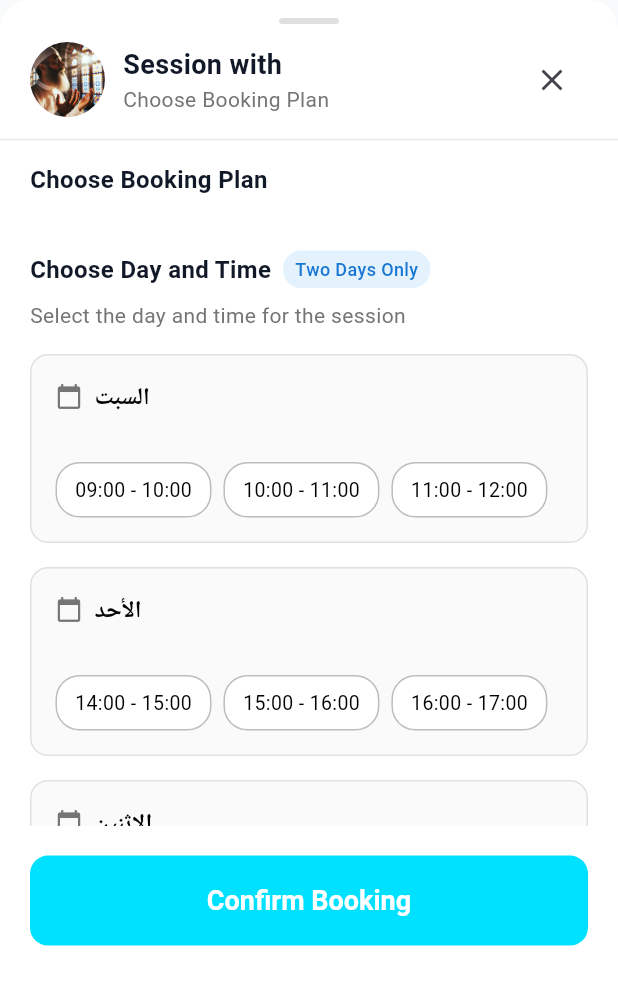
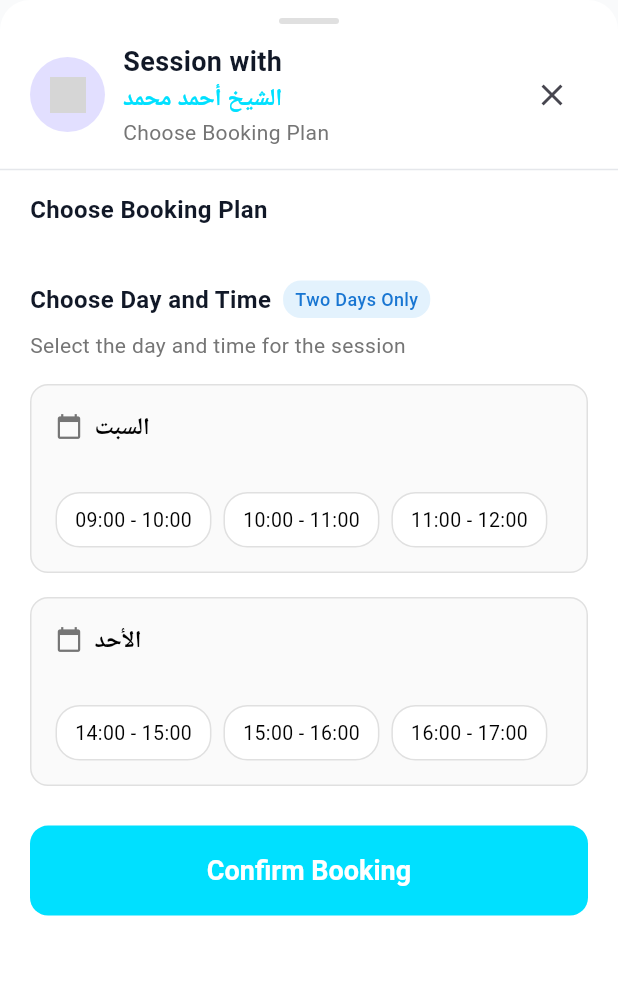
Before and after one commit to AhmedMohammedSaad/al-mohafez_studint, a Flutter app: the BookingBottomSheet widget shown alone on an empty page, opened directly with sample values from the repository, on a phone screen of 412 x 824 dp. Shown: the top 985 px of the screen. Run offline on Flutter 3.47's test engine with Material 3 defaults, Android fonts, the phone set to English and light mode, and no system bars; our stand-ins replace audioplayers, cached_network_image, chewie, dio, easy_localization, equatable and 18 more; missing offline and left inert: flutter_sound, syncfusion_flutter_pdfviewer; accounts and stored records are empty; network calls fail; grey boxes are pictures that could not be loaded.

Commit message:
feat: Implement teacher booking, payment, and session rating features with internationalization.

```diff
--- a/assets/translations/ar.json
+++ b/assets/translations/ar.json
@@ -625,5 +625,7 @@
   "whatsapp_value": "+201080941234",
   "no_top_students": "لا يوجد طلاب متفوقون حالياً",
   "retry": "إعادة المحاولة",
-  "no_competitions": "لا توجد مسابقات حالياً"
+  "no_competitions": "لا توجد مسابقات حالياً",
+  "payment_private_plan": "خطة خاصة",
+  "payment_group_plan": "خطة جماعية"
 }
--- a/assets/translations/en.json
+++ b/assets/translations/en.json
@@ -761,6 +761,7 @@
   "user_not_found": "User not found",
   "user_not_activated": "User not activated",
   "user_activated": "User activated",
+  "teachers_available": "Teachers available",
   "user_activated_message": "Your account has been activated successfully.",
   "user_activated_action": "Go to Login",
   "user_activated_error": "Error activating user",
@@ -783,5 +784,7 @@
   "whatsapp_value": "+201080941234",
   "no_top_students": "No top students available",
   "retry": "Retry",
-  "no_competitions": "No competitions available"
+  "no_competitions": "No competitions available",
+  "payment_private_plan": "Private Plan",
+  "payment_group_plan": "Group Plan"
 }
--- a/lib/almohafez/features/teachers/data/models/booking_request_model.dart
+++ b/lib/almohafez/features/teachers/data/models/booking_request_model.dart
@@ -23,9 +23,9 @@
       'student_id': studentId,
       'selected_date': selectedDate.toIso8601String().split('T')[0],
       'selected_time_slot': selectedTimeSlot,
-      'student_name': studentName,
+      // 'student_name': studentName, // Column missing in DB
       'session_price': sessionPrice,
-      'notes': notes ?? '',
+      // 'notes': notes ?? '', // Column missing in DB
       'status': 'pending',
     };
   }
--- a/lib/almohafez/features/teachers/data/repos/bookings_repo.dart
+++ b/lib/almohafez/features/teachers/data/repos/bookings_repo.dart
@@ -15,6 +15,7 @@
 
       return response['id'] as String;
     } catch (e) {
+      print(e);
       throw Exception('Failed to create booking: $e');
     }
   }
--- a/lib/almohafez/features/teachers/presentation/widgets/booking_bottom_sheet.dart
+++ b/lib/almohafez/features/teachers/presentation/widgets/booking_bottom_sheet.dart
@@ -73,7 +73,27 @@
               children: [
                 CircleAvatar(
                   radius: 25,
-                  backgroundImage: AssetImage(widget.tutor.profilePictureUrl),
+                  child: ClipOval(
+                    child: widget.tutor.profilePictureUrl.isNotEmpty
+                        ? Image.network(
+                            widget.tutor.profilePictureUrl,
+                            fit: BoxFit.cover,
+                            width: 50,
+                            height: 50,
+                            errorBuilder: (context, error, stackTrace) =>
+                                Image.asset(
+                                  'assets/images/placeholder.png', // Ensure this asset exists or use a generic icon fallback
+                                  fit: BoxFit.cover,
+                                  width: 50,
+                                  height: 50,
+                                  errorBuilder: (_, __, ___) => const Icon(
+                                    Icons.person,
+                                    color: Colors.grey,
+                                  ),
+                                ),
+                          )
+                        : const Icon(Icons.person, color: Colors.grey),
+                  ),
                 ),
                 const SizedBox(width: 12),
                 Expanded(
@@ -87,6 +107,15 @@
                         style: const TextStyle(
                           fontSize: 18,
                           fontWeight: FontWeight.bold,
+                        ),
+                      ),
+                      // Explicit name display
+                      Text(
+                        widget.tutor.fullName,
+                        style: const TextStyle(
+                          fontSize: 16,
+                          fontWeight: FontWeight.w600,
+                          color: Color(0xFF00E0FF),
                         ),
                       ),
                       Text(
@@ -191,24 +220,6 @@
                   _buildWeeklySchedule(),
 
                   const SizedBox(height: 24),
-
-                  // Notes
-                  // Text(
-                  // 'booking_notes_title'.tr(),
-                  // style: const TextStyle(fontSize: 16, fontWeight: FontWeight.w600),
-                  // ),
-                  // const SizedBox(height: 8),
-                  // TextFormField(
-                  // controller: _notesController,
-                  // maxLines: 3,
-                  // decoration: InputDecoration(
-                  // hintText: 'booking_notes_hint'.tr(),
-                  // border: OutlineInputBorder(
-                  // borderRadius: BorderRadius.circular(12),
-                  // ),
-                  // prefixIcon: const Icon(Icons.note_add),
-                  // ),
-                  // ),
                   const SizedBox(height: 30),
                 ],
               ),
@@ -242,7 +253,7 @@
               ),
             ),
           ),
-          50.height,
+          70.height,
         ],
       ),
     );
@@ -265,9 +276,11 @@
           // Set default plan if none selected
           if (_selectedPlan == null && plans.isNotEmpty) {
             WidgetsBinding.instance.addPostFrameCallback((_) {
-              setState(() {
-                _selectedPlan = plans.first;
-              });
+              if (mounted) {
+                setState(() {
+                  _selectedPlan = plans.first;
+                });
+              }
             });
           }
 
@@ -581,8 +594,9 @@
                         color: isSlotSelected
                             ? const Color(0xFF00E0FF)
                             : canSelectSlot
-                            ? Colors.grey[400]!
-                            : Colors.grey[300]!,
+                            ? Colors.grey[300]! // Lighter grey for available
+                            : Colors
+                                  .red[100]!, // Should actually disable interaction if not selectable, but here it's about day limit
                       ),
                     ),
                     child: Text(
@@ -615,9 +629,6 @@
     });
 
     try {
-      // Simulate backend call
-      // await Future.delayed(const Duration(milliseconds: 500)); // Removed for actual booking fetch
-
       // Fetch existing bookings for this teacher
       final bookingsRepo = BookingsRepo();
       final existingBookings = await bookingsRepo.getTeacherBookings(
@@ -667,66 +678,22 @@
         if (normalizedDay != null && daysMap.containsKey(normalizedDay)) {
           final hourlySlots = _generateHourlySlots(slot.start, slot.end);
 
-          // Filter out booked slots
+          // Get the actual date for this instance of the day (e.g., Today or Next Monday)
           final dateForDay = getNextDateForDay(normalizedDay);
-          print(
-            'Checking slots for day: $normalizedDay ($dateForDay)',
-          ); // DEBUG
 
           final availableSlots = hourlySlots.where((timeSlot) {
-            // timeSlot is "10:00 - 11:00"
-            // Parse start time of the slot
-            final parts = timeSlot.split(' - ');
-            final startPart = parts[0].trim();
-
-            int slotStartHour;
-            int slotStartMinute = 0;
-
-            if (startPart.contains(':')) {
-              final timeParts = startPart.split(':');
-              slotStartHour = int.parse(timeParts[0]);
-              slotStartMinute = int.parse(timeParts[1]);
-            } else {
-              slotStartHour = int.parse(startPart);
-            }
-
-            final slotDateTime = DateTime(
-              dateForDay.year,
-              dateForDay.month,
-              dateForDay.day,
-              slotStartHour,
-              slotStartMinute,
+            // timeSlot is format "HH:mm - HH:mm"
+            // Check if this specific slot is blocked by any existing booking
+            final isBlocked = _isSlotBlocked(
+              dateForDay,
+              timeSlot,
+              existingBookings,
             );
-
-            for (var booking in existingBookings) {
-              final bookingDate = booking.selectedDate;
-
-              final isSameDate =
-                  bookingDate.year == slotDateTime.year &&
-                  bookingDate.month == slotDateTime.month &&
-                  bookingDate.day == slotDateTime.day;
-
-              if (isSameDate) {
-                // Normalize strings for comparison
-                // Remove all spaces to ensure "10:00 - 11:00" matches "10:00-11:00"
-                final bookingSlot = booking.selectedTimeSlot.replaceAll(
-                  ' ',
-                  '',
-                );
-                final currentSlot = timeSlot.replaceAll(' ', '');
-
-                if (bookingSlot == currentSlot) {
-                  print('Slot match! Removing $timeSlot'); // DEBUG
-                  return false; // Booked!
-                }
-              }
-            }
-            return true; // Available
+            return !isBlocked;
           }).toList();
 
           daysMap[normalizedDay]!.addAll(availableSlots);
         } else {
-          // Fallback: try to find partial match or log error
           print('Warning: Could not map day "${slot.day}" to a valid day.');
         }
       }
@@ -741,7 +708,6 @@
           dayNameEn: dayEn,
           isAvailable: slots.isNotEmpty,
           timeSlots: slots,
-          // The rest of the code remains unchanged
         );
       });
 
@@ -760,6 +726,110 @@
         _isLoading = false;
       });
     }
+  }
+
+  // Robust check for slot blocking
+  bool _isSlotBlocked(
+    DateTime dateForDay,
+    String timeSlot,
+    List<dynamic> existingBookings,
+  ) {
+    // Helper to normalize date to YYYY-MM-DD string to avoid timezone issues
+    String formatDate(DateTime dt) {
+      return '${dt.year}-${dt.month.toString().padLeft(2, '0')}-${dt.day.toString().padLeft(2, '0')}';
+    }
+
+    final targetDateStr = formatDate(dateForDay);
+
+    // 1. Strict String Match Blocking (Fastest)
+    // Check if any booking on this date has the exact same slot string
+    final hasStrictMatch = existingBookings.any((booking) {
+      // Handle potential timezone offsets by converting to local or just string matching if source is trustworthy
+      // We'll use the formatDate helper to be safe.
+      // Note: booking.selectedDate is DateTime.
+      final bookingDateStr = formatDate(booking.selectedDate.toLocal());
+
+      if (bookingDateStr != targetDateStr) return false;
+
+      final bookingSlotNorm = booking.selectedTimeSlot
+          .toString()
+          .replaceAll(' ', '')
+          .toLowerCase();
+      final currentSlotNorm = timeSlot.replaceAll(' ', '').toLowerCase();
+
+      return bookingSlotNorm == currentSlotNorm;
+    });
+
+    if (hasStrictMatch) return true;
+
+    // 2. Time Overlap / Parsing Logic
+    // Only needed if strings don't match exactly (e.g. "10:00-11:00" vs "10:00 - 11:00")
+
+    // Helper to parse "HH:mm" or "h PM"
+    int getHour(String t) {
+      t = t.toLowerCase().trim();
+      bool isPm = t.contains('pm');
+      bool isAm = t.contains('am');
+
+      // Remove am/pm for parsing
+      String raw = t.replaceAll('am', '').replaceAll('pm', '').trim();
+
+      int hour = 0;
+      if (raw.contains(':')) {
+        hour = int.tryParse(raw.split(':')[0]) ?? -1;
+      } else {
+        hour = int.tryParse(raw) ?? -1;
+      }
+
+      if (hour == -1) return -1; // Parse failed
+
+      // Adjust for PM
+      if (isPm && hour < 12) hour += 12;
+      if (isAm && hour == 12) hour = 0;
+
+      return hour;
+    }
+
+    int getMinute(String t) {
+      String raw = t
+          .toLowerCase()
+          .replaceAll('am', '')
+          .replaceAll('pm', '')
+          .trim();
+      if (raw.contains(':')) {
+        return int.tryParse(raw.split(':')[1]) ?? 0;
+      }
+      return 0;
+    }
+
+    final parts = timeSlot.split(' - ');
+    if (parts.length != 2) return false;
+
+    final slotStartHour = getHour(parts[0]);
+    final slotStartMinute = getMinute(parts[0]);
+    if (slotStartHour == -1) return false;
+
+    for (var booking in existingBookings) {
+      final bookingDateStr = formatDate(booking.selectedDate.toLocal());
+      if (bookingDateStr != targetDateStr) continue;
+
+      final bookingSlotStr = booking.selectedTimeSlot.toString();
+      // Handle "HH:mm - HH:mm" or simple "HH:mm"
+      final bookingParts = bookingSlotStr.contains('-')
+          ? bookingSlotStr.split('-')
+          : [bookingSlotStr]; // explicit start time
+
+      final bookingStartHour = getHour(bookingParts[0]);
+      final bookingStartMinute = getMinute(bookingParts[0]);
+
+      if (bookingStartHour != -1 &&
+          bookingStartHour == slotStartHour &&
+          bookingStartMinute == slotStartMinute) {
+        return true;
+      }
+    }
+
+    return false;
   }
 
   Future<void> _confirmBooking() async {
@@ -805,11 +875,6 @@
 
       if (slots.isNotEmpty) {
         // Find the DaySchedule object to get the English name if needed
-        // But the map key is dayName (Arabic?).
-        // WeeklyScheduleModel uses dayName as key.
-        // In _loadWeeklySchedule, we created DaySchedule with dayName (Arabic) and dayNameEn (English).
-        // We need dayNameEn to calculate date.
-
         final daySchedule = _weeklySchedule!.days.firstWhere(
           (d) => d.dayName == dayName,
           orElse: () => _weeklySchedule!.days.first, // Fallback
```
Also changed, not shown: lib/almohafez/features/home/presentation/widgets/welcome_bar_widget.dart (+10 -2 lines), lib/almohafez/features/teachers/data/models/booking_model.dart (+15 -9 lines), lib/almohafez/features/teachers/presentation/views/payment_screen.dart (+18 -8 lines), package-lock.json (added).
